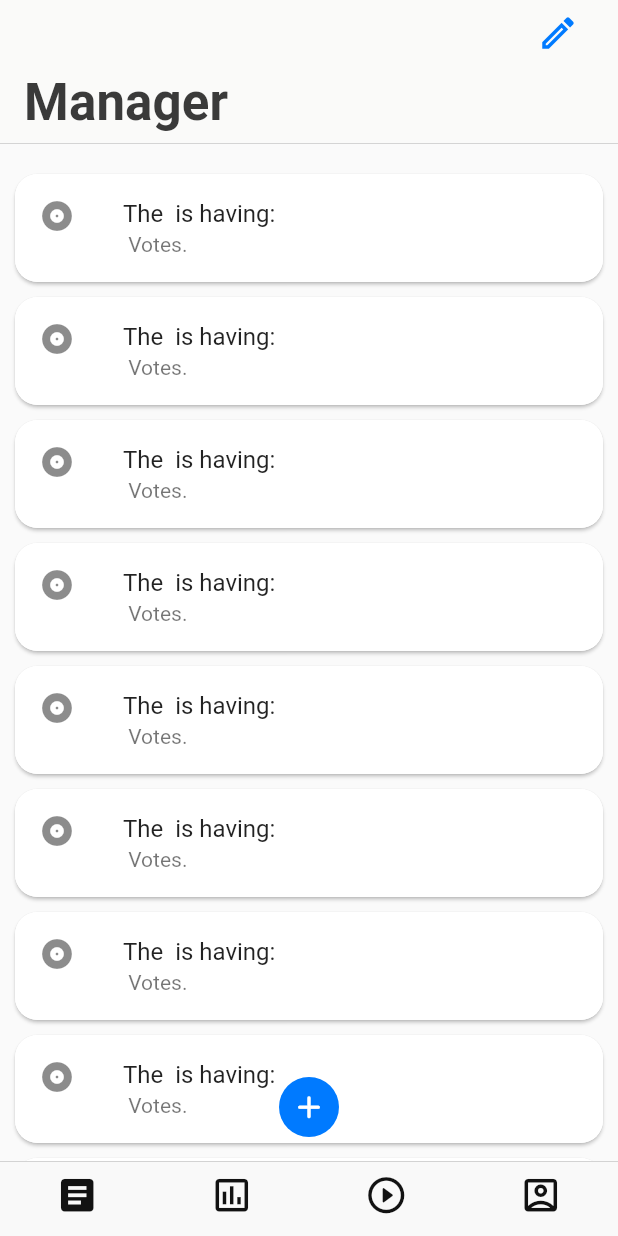
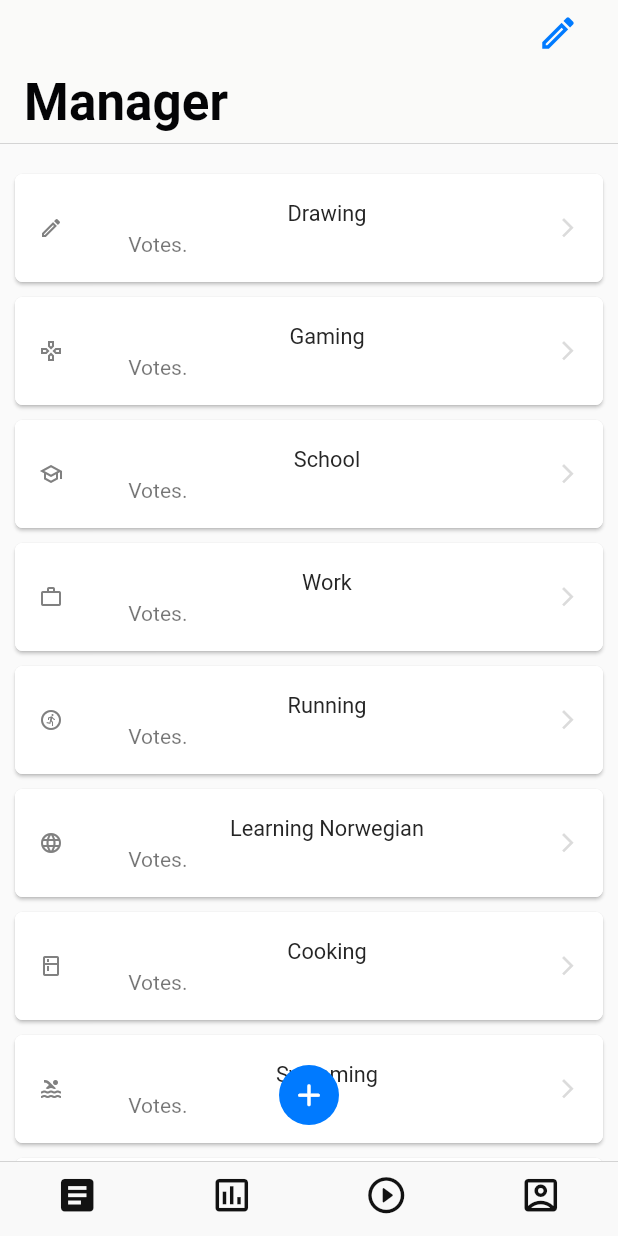
Before and after one commit to freddity/ctrlUrTimeInator, a Flutter app: the screen it shows after launch, on a phone screen of 412 x 824 dp. Run offline on Flutter 3.47's test engine with Material 2 defaults, Android fonts, the phone set to English and light mode, and no system bars.

Commit message:
Better positioned fab; space for fab on the bottom of list header color corection; list using my custom elements (not finished)

```diff
--- a/lib/ManagerPage.dart
+++ b/lib/ManagerPage.dart
@@ -15,7 +15,12 @@ class _ManagerPageState extends State<ManagerPage> {
     Icon(Icons.gamepad_outlined, size: 16, color: Color(0xff808080)),
     Icon(Icons.school_outlined, size: 16, color: Color(0xff808080)),
     Icon(Icons.work_outline, size: 16, color: Color(0xff808080)),
-    Icon(Icons.run_circle_outlined, size: 16, color: Color(0xff808080))
+    Icon(Icons.run_circle_outlined, size: 16, color: Color(0xff808080)),
+    Icon(Icons.language, size: 16, color: Color(0xff808080)),
+    Icon(Icons.kitchen_outlined, size: 16, color: Color(0xff808080)),
+    Icon(Icons.pool_outlined, size: 16, color: Color(0xff808080)),
+    Icon(Icons.people_outlined, size: 16, color: Color(0xff808080)),
+    Icon(Icons.directions_bike_outlined, size: 16, color: Color(0xff808080))
   ];
 
   List<Text> _title = [
@@ -33,7 +38,22 @@ class _ManagerPageState extends State<ManagerPage> {
         textAlign: TextAlign.center),
     Text("Running",
         style: TextStyle(color: Color(0xff252525), fontSize: 14.5),
-        textAlign: TextAlign.center)
+        textAlign: TextAlign.center),
+    Text("Learning Norwegian",
+        style: TextStyle(color: Color(0xff252525), fontSize: 14.5),
+        textAlign: TextAlign.center),
+    Text("Cooking",
+        style: TextStyle(color: Color(0xff252525), fontSize: 14.5),
+        textAlign: TextAlign.center),
+    Text("Swimming",
+        style: TextStyle(color: Color(0xff252525), fontSize: 14.5),
+        textAlign: TextAlign.center),
+    Text("Meets with friends",
+        style: TextStyle(color: Color(0xff252525), fontSize: 14.5),
+        textAlign: TextAlign.center),
+    Text("Bike riding",
+        style: TextStyle(color: Color(0xff252525), fontSize: 14.5),
+        textAlign: TextAlign.center),
   ];
 
   Icon _trailing =
@@ -42,11 +62,11 @@ class _ManagerPageState extends State<ManagerPage> {
 
   @override
   Widget build(BuildContext context) {
+    print('EEE ${_leading.length}');
     return Scaffold(
       body: CustomScrollView(
         slivers: [
           CupertinoSliverNavigationBar(
-
             backgroundColor: Color(0x14faf6f3),
             trailing: IconButton(
               //onPressed: ,
@@ -62,7 +82,7 @@ class _ManagerPageState extends State<ManagerPage> {
             largeTitle: Text("Manager",
                 style: TextStyle(
                     fontWeight: FontWeight.bold,
-                    color: Color(0xff3A3A3A),
+                    color: Color(0xff040406),
                     letterSpacing: 0.1)),
           ),
           SliverPadding(padding: EdgeInsets.only(top: 20)),
@@ -72,13 +92,13 @@ class _ManagerPageState extends State<ManagerPage> {
                 return Card(
                   margin: EdgeInsets.only(bottom: 10.0, left: 10, right: 10),
                   shape: RoundedRectangleBorder(
-                      borderRadius: BorderRadius.circular(15.0)),
+                      borderRadius: BorderRadius.circular(5.0)),
                   child:
                       Column(mainAxisSize: MainAxisSize.min, children: <Widget>[
                     Container(
                       decoration: BoxDecoration(
                           color: Color(0xffffffff),
-                          borderRadius: BorderRadius.circular(15.0),
+                          borderRadius: BorderRadius.circular(5.0),
                           boxShadow: [
                             BoxShadow(
                                 blurRadius: 8,
@@ -87,8 +107,13 @@ class _ManagerPageState extends State<ManagerPage> {
                                 spreadRadius: -9)
                           ]),
                       child: ListTile(
-                        leading: const Icon(Icons.album),
-                        title: Text('The  is having:'),
+                        leading: Container(
+                          child: _leading[index],
+                          alignment: Alignment.centerLeft,
+                          width: 10,
+                        ),
+                        trailing: _trailing,
+                        title: _title[index],
                         subtitle: Text(' Votes.'),
                         shape: RoundedRectangleBorder(
                             borderRadius: BorderRadius.circular(15.0)),
@@ -97,13 +122,15 @@ class _ManagerPageState extends State<ManagerPage> {
                   ]),
                 );
               },
-              childCount: 20,
+              childCount: 10,
             ),
-          )
+          ),
+          SliverPadding(padding: EdgeInsets.only(top: 100))
         ],
       ),
       floatingActionButtonLocation: FloatingActionButtonLocation.centerFloat,
       floatingActionButton: Container(
+        margin: EdgeInsets.only(bottom: 8),
         width: 40,
         height: 40,
         child: FloatingActionButton(
```
Also changed, not shown: 1 other file.
